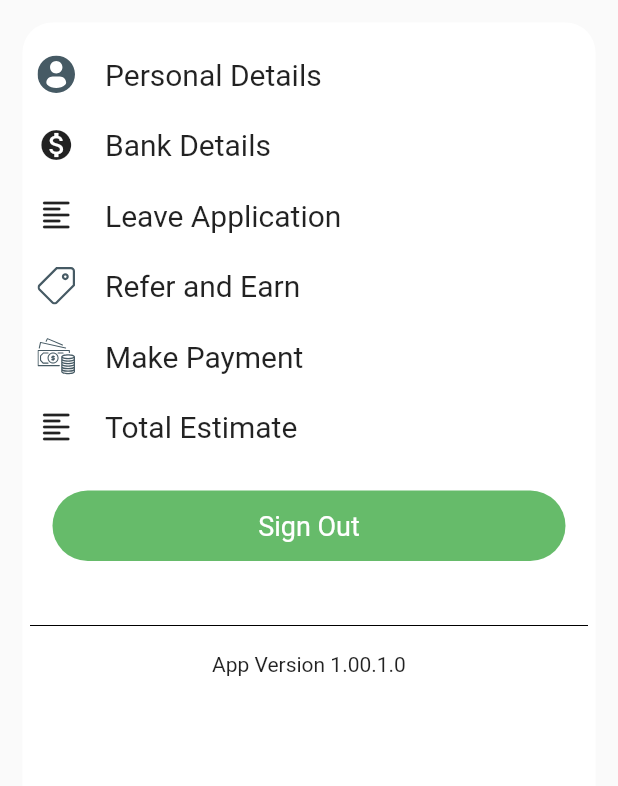
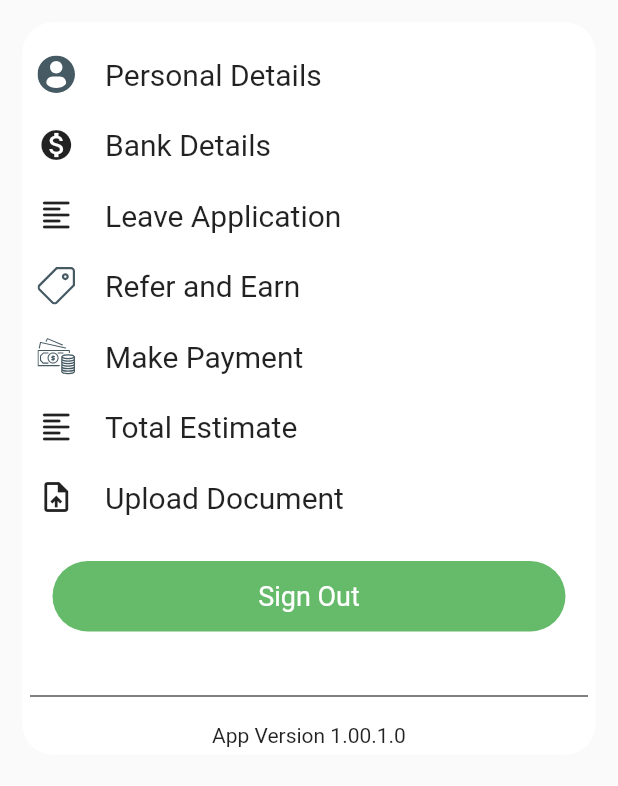
Before and after one commit to Kat001/postmasterdboy, a Flutter app: the Profile screen opened directly, on a phone screen of 412 x 824 dp. Shown: the top 786 px of the screen. Run offline on Flutter 3.47's test engine with Material 2 defaults, Android fonts, the light colour scheme and no system bars; our stand-ins replace dio, email_validator, flutter_svg, image_cropper, image_picker, modal_bottom_sheet and 4 more; accounts and stored records are empty; statements that could not run were skipped; project files that could hold a hidden picture were left out.

Commit message:
upload document added

```diff
--- a/postmasterdboy/lib/screens/available.dart
+++ b/postmasterdboy/lib/screens/available.dart
@@ -241,8 +241,8 @@ class _AvailableState extends State<Available> {
                                         (BuildContext context, int index) {
                                       return orderWidget(
                                           orderPackage[index]["id"],
-                                          "orderTotal",
-                                          "pickUpAddress",
+                                          orderPackage[index]["pickup_date"],
+                                          orderPackage[index]["delivery_date"],
                                           "dropAddress");
                                     }),
                                 ListView.builder(
@@ -254,7 +254,7 @@ class _AvailableState extends State<Available> {
                                         (BuildContext context, int index) {
                                       return orderWidget(
                                           orderShop[index]["shop_order_id"],
-                                          "orderTotal",
+                                          orderShop[index]["order_total"],
                                           "pickUpAddress",
                                           "dropAddress");
                                     }),
--- a/postmasterdboy/lib/screens/customersign.dart
+++ b/postmasterdboy/lib/screens/customersign.dart
@@ -10,7 +10,7 @@ import 'package:postmasterdboy/Components/toast_utils.dart';
 import 'package:postmasterdboy/Components/sizes_helpers.dart';
 import 'package:postmasterdboy/screens/available.dart';
 import 'package:postmasterdboy/screens/information.dart';
-import 'package:postmasterdboy/screens/takeorder2.dart';
+//import 'package:postmasterdboy/screens/takeorder2.dart';
 
 import 'package:postmasterdboy/screens/setprofile.dart';
 import 'package:postmasterdboy/screens/chat.dart';
--- a/postmasterdboy/lib/screens/makepayment.dart
+++ b/postmasterdboy/lib/screens/makepayment.dart
@@ -10,7 +10,7 @@ import 'package:postmasterdboy/Components/toast_utils.dart';
 import 'package:postmasterdboy/Components/sizes_helpers.dart';
 import 'package:postmasterdboy/screens/available.dart';
 import 'package:postmasterdboy/screens/information.dart';
-import 'package:postmasterdboy/screens/takeorder2.dart';
+import 'package:postmasterdboy/screens/orderstatus.dart';
 import 'package:postmasterdboy/screens/setprofile.dart';
 import 'package:postmasterdboy/screens/chat.dart';
 import 'package:postmasterdboy/screens/available.dart';
@@ -115,7 +115,7 @@ class _MakepaymentState extends State<Makepayment> {
               SizedBox(height: 30.0),
               InkWell(
                 onTap: () {
-                  Navigator.push(context, SlideLeftRoute(page: Takeorder2()));
+                  //Navigator.push(context, SlideLeftRoute(page: Takeorder2()));
                 },
                 child: Container(
                   margin: const EdgeInsets.only(left: 33.0, right: 33.0),
--- a/postmasterdboy/lib/screens/profile.dart
+++ b/postmasterdboy/lib/screens/profile.dart
@@ -1,30 +1,21 @@
 import 'package:flutter/material.dart';
-
 import 'package:flutter_svg/flutter_svg.dart';
 import 'package:postmasterdboy/screens/bankdetails.dart';
+import 'package:postmasterdboy/screens/documentsupload.dart';
 import 'package:postmasterdboy/screens/estimate.dart';
 import 'package:postmasterdboy/screens/leaveapplication.dart';
 import 'package:postmasterdboy/screens/login.dart';
 import 'package:postmasterdboy/screens/makepayment.dart';
 import 'package:postmasterdboy/screens/refer.dart';
 import 'package:postmasterdboy/screens/setprofile.dart';
-
-import 'package:sizer/sizer.dart';
 import 'package:postmasterdboy/Components/animate.dart';
 import 'package:shared_preferences/shared_preferences.dart';
-import 'package:postmasterdboy/Components/sizes_helpers.dart';
 import 'package:postmasterdboy/Components/customicons.dart';
-import 'package:postmasterdboy/Components/animate.dart';
-
-//import 'package:http/http.dart';
-import 'package:email_validator/email_validator.dart';
-import 'package:http/http.dart' as http;
-//import 'package:flutter/services.dart';
-
-import 'package:shared_preferences/shared_preferences.dart';
-
-import 'dart:async';
-import 'dart:convert';
+//import 'package:email_validator/email_validator.dart';
+//import 'package:http/http.dart' as http;
+//import 'package:shared_preferences/shared_preferences.dart';
+//import 'dart:async';
+//import 'dart:convert';
 
 class Profile extends StatefulWidget {
   @override
@@ -87,7 +78,8 @@ class _ProfileState extends State<Profile> {
   @override
   Widget build(BuildContext context) {
     return Scaffold(
-      body: new Container(
+      body: SingleChildScrollView(
+        child: new Container(
           margin: const EdgeInsets.all(15),
           padding: const EdgeInsets.all(5.0),
           decoration: BoxDecoration(
@@ -336,6 +328,48 @@ class _ProfileState extends State<Profile> {
                   ),
                 ),
               ),
+              SizedBox(height: 12.0),
+              new Container(
+                margin: const EdgeInsets.all(0),
+                padding: const EdgeInsets.all(5.0),
+                decoration: BoxDecoration(
+                  //border: Border.all(color: Colors.grey),
+                  borderRadius: BorderRadius.circular(20),
+                  color: Colors.white, //Color(0xFFE4EDEF),
+                ),
+                child: InkWell(
+                  onTap: () {
+                    Navigator.push(
+                      context,
+                      SlideLeftRoute(page: Documentupload()),
+                    );
+                  },
+                  child: Row(
+                    children: [
+                      Container(
+                          margin: EdgeInsets.only(right: 20),
+                          width: 25,
+                          height: 25,
+                          child: Icon(
+                            Icons.upload_file,
+                          ) /*SvgPicture.asset(
+                          profile_icon,
+                          color: Color(0xFF465A64),
+                        ),*/
+                          ),
+                      Container(
+                        child: Text(
+                          "Upload Document",
+                          style: TextStyle(
+                            fontFamily: 'Roboto',
+                            fontSize: 20,
+                          ),
+                        ),
+                      )
+                    ],
+                  ),
+                ),
+              ),
               SizedBox(height: 25.0),
               InkWell(
                 onTap: () async {
@@ -414,6 +448,7 @@ class _ProfileState extends State<Profile> {
             ],
           ),
         ),
+      ),
     );
   }
 }
--- a/postmasterdboy/lib/screens/refer.dart
+++ b/postmasterdboy/lib/screens/refer.dart
@@ -26,7 +26,8 @@ class _ReferState extends State<Refer> {
         ),
       ),
       backgroundColor: Colors.white,
-      body: Column(
+      body: SingleChildScrollView(
+        child: Column(
           mainAxisAlignment: MainAxisAlignment.start,
           crossAxisAlignment: CrossAxisAlignment.stretch,
           children: [
@@ -222,7 +223,9 @@ class _ReferState extends State<Refer> {
                 ),
               ),
             ),
+            SizedBox(height: 80.0),
           ],
+        ),
       ),
     );
   }
--- a/postmasterdboy/lib/screens/takeorder.dart
+++ b/postmasterdboy/lib/screens/takeorder.dart
@@ -10,7 +10,7 @@ import 'package:postmasterdboy/Components/toast_utils.dart';
 import 'package:postmasterdboy/Components/sizes_helpers.dart';
 import 'package:postmasterdboy/screens/available.dart';
 import 'package:postmasterdboy/screens/information.dart';
-import 'package:postmasterdboy/screens/takeorder2.dart';
+import 'package:postmasterdboy/screens/orderstatus.dart';
 import 'package:postmasterdboy/screens/setprofile.dart';
 import 'package:postmasterdboy/screens/chat.dart';
 import 'package:postmasterdboy/screens/available.dart';
@@ -181,7 +181,7 @@ Ornare leo non mollis id cursus. Eu euismod faucibus in leo ''',
               SizedBox(height: 30.0),
               InkWell(
                 onTap: () {
-                  Navigator.push(context, SlideLeftRoute(page: Takeorder2()));
+                  //Navigator.push(context, SlideLeftRoute(page: Takeorder2()));
                 },
                 child: Container(
                   margin: const EdgeInsets.only(left: 33.0, right: 33.0),
```
Also changed, not shown: postmasterdboy/lib/screens/documentsupload.dart (+74 -13 lines), postmasterdboy/lib/screens/orderstatus.dart (renamed from postmasterdboy/lib/screens/takeorder2.dart, +4 -4 lines). Lines whose indentation alone changed are shown as unchanged.
